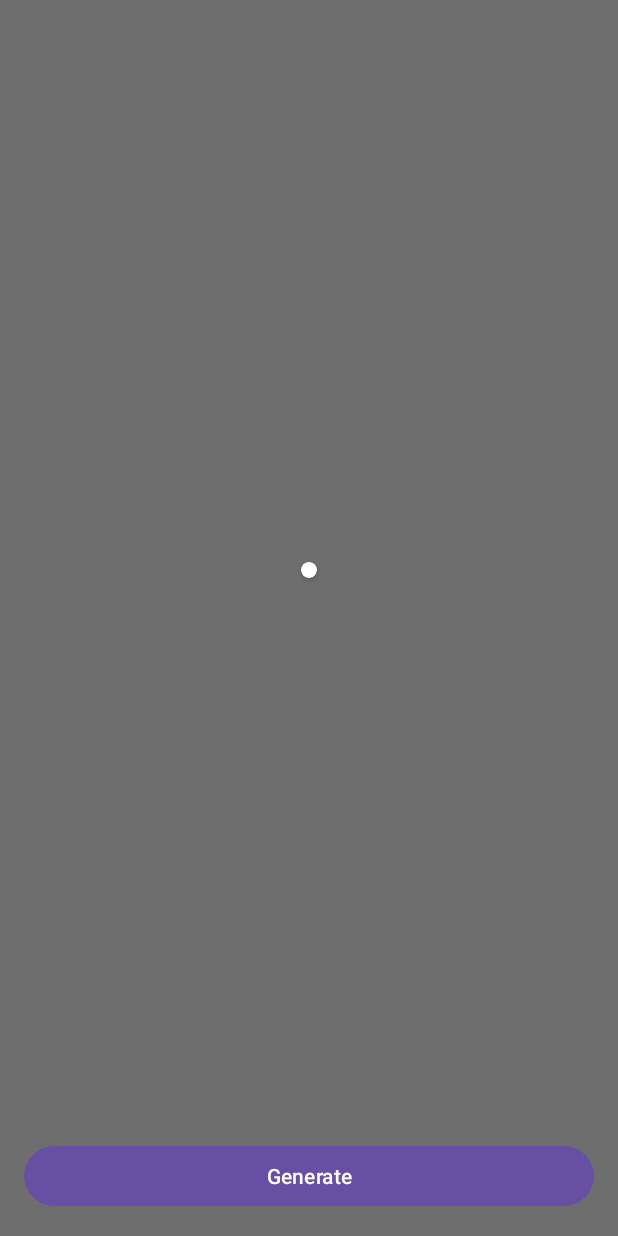
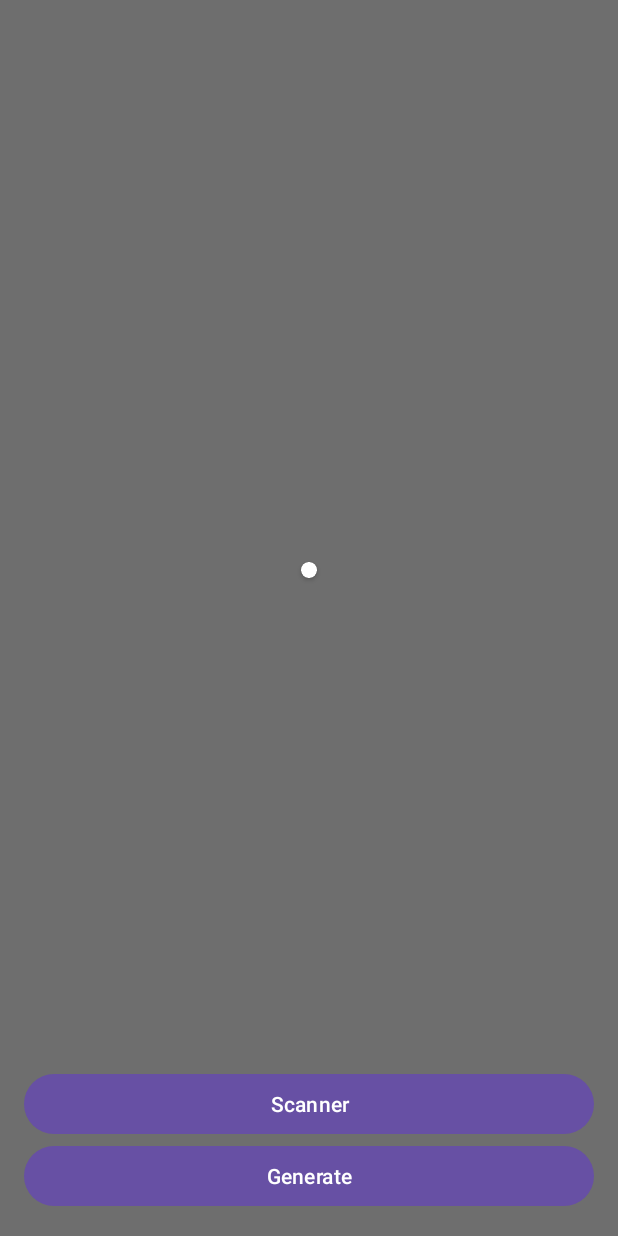
Before and after one commit to vokrob/QR_GenScan, an Android app: the screen it shows after launch (MainActivity), on a phone screen of 412 x 824 dp. Run offline under Robolectric (Android 15) with nearby library versions, the phone set to English and light mode, and no system bars; libraries missing offline, so code that uses them is left out: androidmads.library.qrgenearator.

Commit message:
Making a QR code scanner

```diff
--- a/app/build.gradle.kts
+++ b/app/build.gradle.kts
@@ -45,6 +45,7 @@ dependencies {
 
     implementation(libs.androidmads.qrgenerator)
     implementation(libs.core)
+    implementation(libs.me.zbar)
 
     testImplementation(libs.junit)
     androidTestImplementation(libs.androidx.junit)
--- a/app/src/main/AndroidManifest.xml
+++ b/app/src/main/AndroidManifest.xml
@@ -1,6 +1,9 @@
 <?xml version="1.0" encoding="utf-8"?>
 <manifest xmlns:android="http://schemas.android.com/apk/res/android"
     xmlns:tools="http://schemas.android.com/tools">
+
+    <uses-permission android:name="android.permission.CAMERA" />
+    <uses-feature android:name="android.hardware.camera" />
 
     <application
         android:allowBackup="true"
@@ -13,6 +16,9 @@
         android:theme="@style/Theme.QR_GenScan"
         tools:targetApi="31">
         <activity
+            android:name=".ScannerActivity"
+            android:exported="false" />
+        <activity
             android:name=".MainActivity"
             android:exported="true">
             <intent-filter>
--- a/app/src/main/java/com/vokrob/qr_genscan/MainActivity.kt
+++ b/app/src/main/java/com/vokrob/qr_genscan/MainActivity.kt
@@ -1,5 +1,6 @@
 package com.vokrob.qr_genscan
 
+import android.content.Intent
 import android.os.Bundle
 import android.widget.Button
 import android.widget.ImageView
@@ -11,6 +12,7 @@ import com.google.zxing.WriterException
 class MainActivity : AppCompatActivity() {
     var im: ImageView? = null
     var bGenerate: Button? = null
+    var bScanner: Button? = null
 
     override fun onCreate(savedInstanceState: Bundle?) {
         super.onCreate(savedInstanceState)
@@ -18,7 +20,11 @@ class MainActivity : AppCompatActivity() {
 
         im = findViewById(R.id.imageView)
         bGenerate = findViewById(R.id.button)
+        bScanner = findViewById(R.id.bScan)
 
+        bScanner?.setOnClickListener {
+            startActivity(Intent(this, ScannerActivity::class.java))
+        }
         bGenerate?.setOnClickListener {
             generateQrCode("github.com/vokrob")
         }
--- a/app/src/main/res/layout/activity_main.xml
+++ b/app/src/main/res/layout/activity_main.xml
@@ -43,4 +43,13 @@
         </LinearLayout>
 
     </androidx.cardview.widget.CardView>
+
+    <Button
+        android:id="@+id/bScan"
+        android:layout_width="0dp"
+        android:layout_height="wrap_content"
+        android:text="Scanner"
+        app:layout_constraintBottom_toTopOf="@+id/button"
+        app:layout_constraintEnd_toEndOf="@+id/button"
+        app:layout_constraintStart_toStartOf="@+id/button" />
 </androidx.constraintlayout.widget.ConstraintLayout>
--- a/gradle/libs.versions.toml
+++ b/gradle/libs.versions.toml
@@ -10,6 +10,7 @@ appcompat = "1.7.0"
 material = "1.12.0"
 activity = "1.9.3"
 constraintlayout = "2.2.0"
+meZbar = "1.8.4"
 qrgenerator = "1.0.3"
 qrgeneratorVersion = "1.0.5"
 
@@ -24,6 +25,7 @@ androidx-appcompat = { group = "androidx.appcompat", name = "appcompat", version
 material = { group = "com.google.android.material", name = "material", version.ref = "material" }
 androidx-activity = { group = "androidx.activity", name = "activity", version.ref = "activity" }
 androidx-constraintlayout = { group = "androidx.constraintlayout", name = "constraintlayout", version.ref = "constraintlayout" }
+me-zbar = { module = "me.dm7.barcodescanner:zbar", version.ref = "meZbar" }
 qrgenerator = { module = "androidmads.library.qrgenerator:QRGenerator", version.ref = "qrgenerator" }
 
 [plugins]
```
Also changed, not shown: app/src/main/java/com/vokrob/qr_genscan/ScannerActivity.kt (added, +38 -0 lines), app/src/main/res/layout/activity_scanner.xml (added, +10 -0 lines), gradle.properties (+1 -19 lines).
